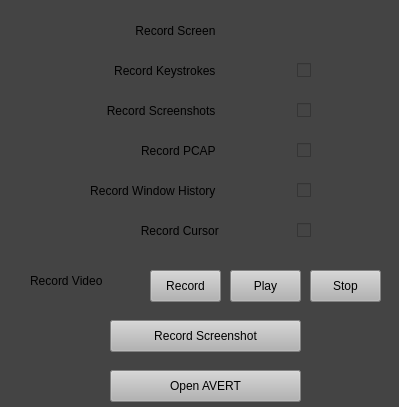
The window that src/ui/AvertMini/floating.ui (komodo6/AVERT) describes before a commit, drawn with Qt 5.
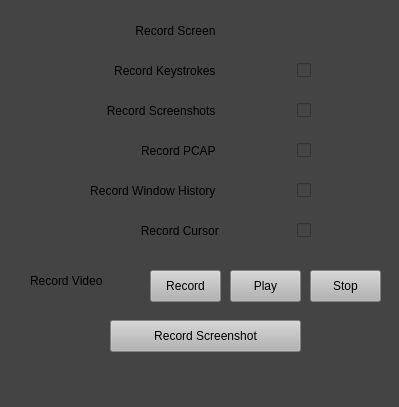
The same window after the commit.

```diff
--- a/src/ui/AvertMini/floating.ui
+++ b/src/ui/AvertMini/floating.ui
@@ -189,22 +189,6 @@
                 <string>Record Screenshot</string>
             </property>
         </widget>
-        <widget class="QPushButton" name="pushButton_5">
-            <property name="geometry">
-                <rect>
-                    <x>110</x>
-                    <y>370</y>
-                    <width>191</width>
-                    <height>32</height>
-                </rect>
-            </property>
-            <property name="styleSheet">
-                <string notr="true">background-color: rgb(179, 179, 179);</string>
-            </property>
-            <property name="text">
-                <string>Open AVERT</string>
-            </property>
-        </widget>
     </widget>
     <resources />
     <connections />
```
